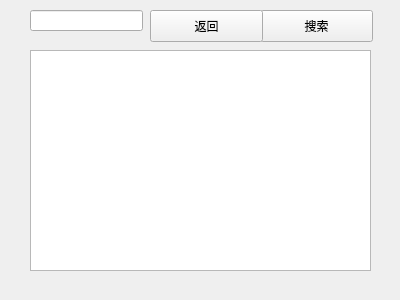
This is src/client/detailwidget.ui in Sean10/Bank as Qt 5 draws it before an edit. The edited form follows.
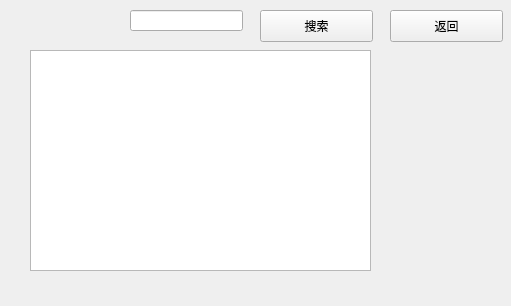
This is the edited form.

Diff of the .ui file:
```diff
--- a/src/client/detailwidget.ui
+++ b/src/client/detailwidget.ui
@@ -6,8 +6,8 @@
    <rect>
     <x>0</x>
     <y>0</y>
-    <width>400</width>
-    <height>300</height>
+    <width>511</width>
+    <height>306</height>
    </rect>
   </property>
   <property name="windowTitle">
@@ -39,7 +39,7 @@
   <widget class="QPushButton" name="buttonBack">
    <property name="geometry">
     <rect>
-     <x>150</x>
+     <x>390</x>
      <y>10</y>
      <width>113</width>
      <height>32</height>
@@ -52,7 +52,7 @@
   <widget class="QLineEdit" name="lineSearch">
    <property name="geometry">
     <rect>
-     <x>30</x>
+     <x>130</x>
      <y>10</y>
      <width>113</width>
      <height>21</height>
```
